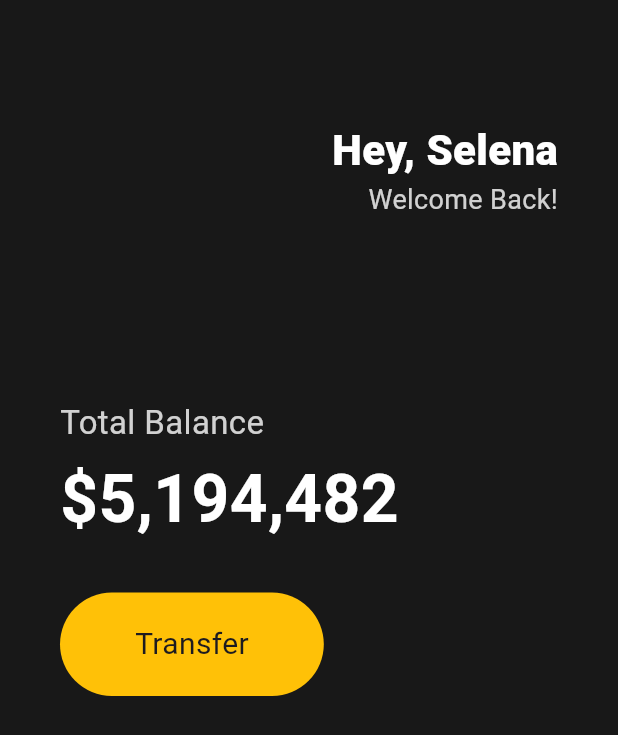
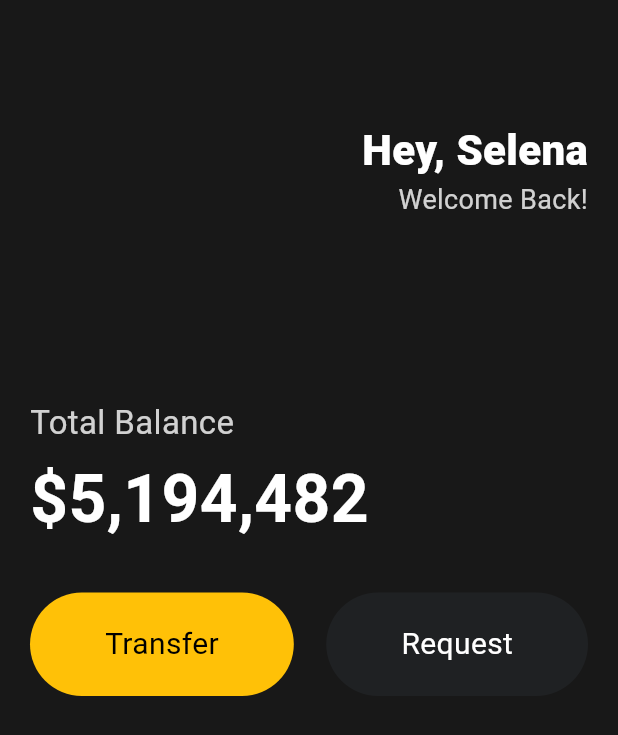
Before and after one commit to kadragon/toonflix, a Flutter app: the screen it shows after launch, on a phone screen of 412 x 824 dp. Shown: the top 735 px of the screen. Run offline on Flutter 3.47's test engine with Material 3 defaults, Android fonts, the phone set to English and light mode, and no system bars.

Commit message:
#3.5 Reusable Widgets

```diff
--- a/lib/main.dart
+++ b/lib/main.dart
@@ -1,4 +1,5 @@
 import 'package:flutter/material.dart';
+import 'package:toonflix/widgets/button.dart';
 
 void main() {
   runApp(App());
@@ -13,7 +14,7 @@ class App extends StatelessWidget {
       home: Scaffold(
         backgroundColor: const Color(0xFF181818),
         body: Padding(
-          padding: EdgeInsets.symmetric(horizontal: 40),
+          padding: EdgeInsets.symmetric(horizontal: 20),
           child: Column(
             crossAxisAlignment: CrossAxisAlignment.start,
             children: [
@@ -62,19 +63,17 @@ class App extends StatelessWidget {
               ),
               SizedBox(height: 30),
               Row(
+                mainAxisAlignment: MainAxisAlignment.spaceBetween,
                 children: [
-                  Container(
-                    decoration: BoxDecoration(
-                      color: Colors.amber,
-                      borderRadius: BorderRadius.circular(45),
-                    ),
-                    child: Padding(
-                      padding: EdgeInsets.symmetric(
-                        vertical: 20,
-                        horizontal: 50,
-                      ),
-                      child: Text('Transfer', style: TextStyle(fontSize: 20)),
-                    ),
+                  Button(
+                    text: "Transfer",
+                    bgColor: Colors.amber,
+                    textColor: Colors.black,
+                  ),
+                  Button(
+                    text: 'Request',
+                    bgColor: Color(0xFF1F2123),
+                    textColor: Colors.white,
                   ),
                 ],
               ),
--- /dev/null
+++ b/lib/widgets/button.dart
@@ -0,0 +1,27 @@
+import 'package:flutter/material.dart';
+
+class Button extends StatelessWidget {
+  final String text;
+  final Color bgColor, textColor;
+
+  const Button({
+    super.key,
+    required this.text,
+    required this.bgColor,
+    required this.textColor,
+  });
+
+  @override
+  Widget build(BuildContext context) {
+    return Container(
+      decoration: BoxDecoration(
+        color: bgColor,
+        borderRadius: BorderRadius.circular(45),
+      ),
+      child: Padding(
+        padding: EdgeInsets.symmetric(vertical: 20, horizontal: 50),
+        child: Text(text, style: TextStyle(fontSize: 20, color: textColor)),
+      ),
+    );
+  }
+}
```
